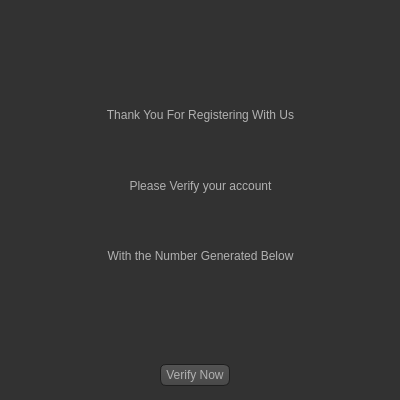
This is UI/Thank_You.ui in 1412kauti/ProjectHurricane as Qt 5 draws it before an edit. The edited form follows.
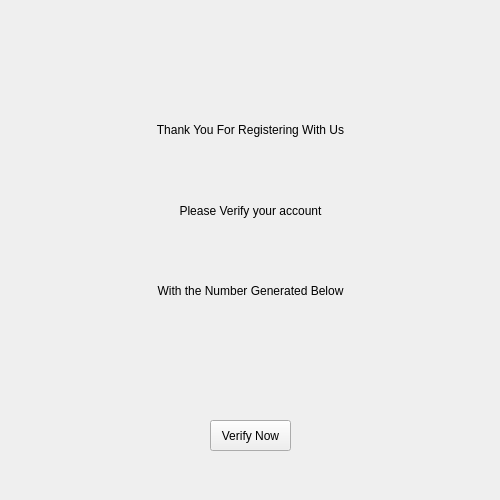
This is the edited form. Icons and pictures are not drawn.

```diff
--- a/UI/Thank_You.ui
+++ b/UI/Thank_You.ui
@@ -6,8 +6,8 @@
    <rect>
     <x>0</x>
     <y>0</y>
-    <width>400</width>
-    <height>400</height>
+    <width>500</width>
+    <height>500</height>
    </rect>
   </property>
   <property name="sizePolicy">
@@ -18,547 +18,29 @@
   </property>
   <property name="minimumSize">
    <size>
-    <width>400</width>
-    <height>400</height>
+    <width>500</width>
+    <height>500</height>
    </size>
   </property>
   <property name="maximumSize">
    <size>
-    <width>400</width>
-    <height>400</height>
+    <width>500</width>
+    <height>500</height>
    </size>
   </property>
   <property name="windowTitle">
    <string>Form</string>
   </property>
   <property name="styleSheet">
-   <string notr="true">QToolTip
-{
-     border: 1px solid black;
-     background-color: #ffa02f;
-     padding: 1px;
-     border-radius: 3px;
-     opacity: 100;
-}
-
-QWidget
-{
-    color: #b1b1b1;
-    background-color: #323232;
-}
-
-QTreeView, QListView
-{
-    background-color: silver;
-    margin-left: 5px;
-}
-
-QWidget:item:hover
-{
-    background-color: QLinearGradient( x1: 0, y1: 0, x2: 0, y2: 1, stop: 0 #ffa02f, stop: 1 #ca0619);
-    color: #000000;
-}
-
-QWidget:item:selected
-{
-    background-color: QLinearGradient( x1: 0, y1: 0, x2: 0, y2: 1, stop: 0 #ffa02f, stop: 1 #d7801a);
-}
-
-QMenuBar::item
-{
-    background: transparent;
-}
-
-QMenuBar::item:selected
-{
-    background: transparent;
-    border: 1px solid #ffaa00;
-}
-
-QMenuBar::item:pressed
-{
-    background: #444;
-    border: 1px solid #000;
-    background-color: QLinearGradient(
-        x1:0, y1:0,
-        x2:0, y2:1,
-        stop:1 #212121,
-        stop:0.4 #343434/*,
-        stop:0.2 #343434,
-        stop:0.1 #ffaa00*/
-    );
-    margin-bottom:-1px;
-    padding-bottom:1px;
-}
-
-QMenu
-{
-    border: 1px solid #000;
-}
-
-QMenu::item
-{
-    padding: 2px 20px 2px 20px;
-}
-
-QMenu::item:selected
-{
-    color: #000000;
-}
-
-QWidget:disabled
-{
-    color: #808080;
-    background-color: #323232;
-}
-
-QAbstractItemView
-{
-    background-color: QLinearGradient( x1: 0, y1: 0, x2: 0, y2: 1, stop: 0 #4d4d4d, stop: 0.1 #646464, stop: 1 #5d5d5d);
-}
-
-QWidget:focus
-{
-    /*border: 1px solid darkgray;*/
-}
-
-QLineEdit
-{
-    background-color: QLinearGradient( x1: 0, y1: 0, x2: 0, y2: 1, stop: 0 #4d4d4d, stop: 0 #646464, stop: 1 #5d5d5d);
-    padding: 1px;
-    border-style: solid;
-    border: 1px solid #1e1e1e;
-    border-radius: 5;
-}
-
-QPushButton
-{
-    color: #b1b1b1;
-    background-color: QLinearGradient( x1: 0, y1: 0, x2: 0, y2: 1, stop: 0 #565656, stop: 0.1 #525252, stop: 0.5 #4e4e4e, stop: 0.9 #4a4a4a, stop: 1 #464646);
-    border-width: 1px;
-    border-color: #1e1e1e;
-    border-style: solid;
-    border-radius: 6;
-    padding: 3px;
-    font-size: 12px;
-    padding-left: 5px;
-    padding-right: 5px;
-    min-width: 40px;
-}
-
-QPushButton:pressed
-{
-    background-color: QLinearGradient( x1: 0, y1: 0, x2: 0, y2: 1, stop: 0 #2d2d2d, stop: 0.1 #2b2b2b, stop: 0.5 #292929, stop: 0.9 #282828, stop: 1 #252525);
-}
-
-QComboBox
-{
-    selection-background-color: #ffaa00;
-    background-color: QLinearGradient( x1: 0, y1: 0, x2: 0, y2: 1, stop: 0 #565656, stop: 0.1 #525252, stop: 0.5 #4e4e4e, stop: 0.9 #4a4a4a, stop: 1 #464646);
-    border-style: solid;
-    border: 1px solid #1e1e1e;
-    border-radius: 5;
-}
-
-QComboBox:hover,QPushButton:hover
-{
-    border: 2px solid QLinearGradient( x1: 0, y1: 0, x2: 0, y2: 1, stop: 0 #ffa02f, stop: 1 #d7801a);
-}
-
-
-QComboBox:on
-{
-    padding-top: 3px;
-    padding-left: 4px;
-    background-color: QLinearGradient( x1: 0, y1: 0, x2: 0, y2: 1, stop: 0 #2d2d2d, stop: 0.1 #2b2b2b, stop: 0.5 #292929, stop: 0.9 #282828, stop: 1 #252525);
-    selection-background-color: #ffaa00;
-}
-
-QComboBox QAbstractItemView
-{
-    border: 2px solid darkgray;
-    selection-background-color: QLinearGradient( x1: 0, y1: 0, x2: 0, y2: 1, stop: 0 #ffa02f, stop: 1 #d7801a);
-}
-
-QComboBox::drop-down
-{
-     subcontrol-origin: padding;
-     subcontrol-position: top right;
-     width: 15px;
-
-     border-left-width: 0px;
-     border-left-color: darkgray;
-     border-left-style: solid; /* just a single line */
-     border-top-right-radius: 3px; /* same radius as the QComboBox */
-     border-bottom-right-radius: 3px;
- }
-
-QComboBox::down-arrow
-{
-     image: url(:/dark_orange/img/down_arrow.png);
-}
-
-QGroupBox
-{
-    border: 1px solid darkgray;
-    margin-top: 10px;
-}
-
-QGroupBox:focus
-{
-    border: 1px solid darkgray;
-}
-
-QTextEdit:focus
-{
-    border: 1px solid darkgray;
-}
-
-QScrollBar:horizontal {
-     border: 1px solid #222222;
-     background: QLinearGradient( x1: 0, y1: 0, x2: 0, y2: 1, stop: 0.0 #121212, stop: 0.2 #282828, stop: 1 #484848);
-     height: 7px;
-     margin: 0px 16px 0 16px;
-}
-
-QScrollBar::handle:horizontal
-{
-      background: QLinearGradient( x1: 0, y1: 0, x2: 1, y2: 0, stop: 0 #ffa02f, stop: 0.5 #d7801a, stop: 1 #ffa02f);
-      min-height: 20px;
-      border-radius: 2px;
-}
-
-QScrollBar::add-line:horizontal {
-      border: 1px solid #1b1b19;
-      border-radius: 2px;
-      background: QLinearGradient( x1: 0, y1: 0, x2: 1, y2: 0, stop: 0 #ffa02f, stop: 1 #d7801a);
-      width: 14px;
-      subcontrol-position: right;
-      subcontrol-origin: margin;
-}
-
-QScrollBar::sub-line:horizontal {
-      border: 1px solid #1b1b19;
-      border-radius: 2px;
-      background: QLinearGradient( x1: 0, y1: 0, x2: 1, y2: 0, stop: 0 #ffa02f, stop: 1 #d7801a);
-      width: 14px;
-     subcontrol-position: left;
-     subcontrol-origin: margin;
-}
-
-QScrollBar::right-arrow:horizontal, QScrollBar::left-arrow:horizontal
-{
-      border: 1px solid black;
-      width: 1px;
-      height: 1px;
-      background: white;
-}
-
-QScrollBar::add-page:horizontal, QScrollBar::sub-page:horizontal
-{
-      background: none;
-}
-
-QScrollBar:vertical
-{
-      background: QLinearGradient( x1: 0, y1: 0, x2: 1, y2: 0, stop: 0.0 #121212, stop: 0.2 #282828, stop: 1 #484848);
-      width: 7px;
-      margin: 16px 0 16px 0;
-      border: 1px solid #222222;
-}
-
-QScrollBar::handle:vertical
-{
-      background: QLinearGradient( x1: 0, y1: 0, x2: 0, y2: 1, stop: 0 #ffa02f, stop: 0.5 #d7801a, stop: 1 #ffa02f);
-      min-height: 20px;
-      border-radius: 2px;
-}
-
-QScrollBar::add-line:vertical
-{
-      border: 1px solid #1b1b19;
-      border-radius: 2px;
-      background: QLinearGradient( x1: 0, y1: 0, x2: 0, y2: 1, stop: 0 #ffa02f, stop: 1 #d7801a);
-      height: 14px;
-      subcontrol-position: bottom;
-      subcontrol-origin: margin;
-}
-
-QScrollBar::sub-line:vertical
-{
-      border: 1px solid #1b1b19;
-      border-radius: 2px;
-      background: QLinearGradient( x1: 0, y1: 0, x2: 0, y2: 1, stop: 0 #d7801a, stop: 1 #ffa02f);
-      height: 14px;
-      subcontrol-position: top;
-      subcontrol-origin: margin;
-}
-
-QScrollBar::up-arrow:vertical, QScrollBar::down-arrow:vertical
-{
-      border: 1px solid black;
-      width: 1px;
-      height: 1px;
-      background: white;
-}
-
-
-QScrollBar::add-page:vertical, QScrollBar::sub-page:vertical
-{
-      background: none;
-}
-
-QTextEdit
-{
-    background-color: #242424;
-}
-
-QPlainTextEdit
-{
-    background-color: #242424;
-}
-
-QHeaderView::section
-{
-    background-color: QLinearGradient(x1:0, y1:0, x2:0, y2:1, stop:0 #616161, stop: 0.5 #505050, stop: 0.6 #434343, stop:1 #656565);
-    color: white;
-    padding-left: 4px;
-    border: 1px solid #6c6c6c;
-}
-
-QCheckBox:disabled
-{
-color: #414141;
-}
-
-QDockWidget::title
-{
-    text-align: center;
-    spacing: 3px; /* spacing between items in the tool bar */
-    background-color: QLinearGradient(x1:0, y1:0, x2:0, y2:1, stop:0 #323232, stop: 0.5 #242424, stop:1 #323232);
-}
-
-QDockWidget::close-button, QDockWidget::float-button
-{
-    text-align: center;
-    spacing: 1px; /* spacing between items in the tool bar */
-    background-color: QLinearGradient(x1:0, y1:0, x2:0, y2:1, stop:0 #323232, stop: 0.5 #242424, stop:1 #323232);
-}
-
-QDockWidget::close-button:hover, QDockWidget::float-button:hover
-{
-    background: #242424;
-}
-
-QDockWidget::close-button:pressed, QDockWidget::float-button:pressed
-{
-    padding: 1px -1px -1px 1px;
-}
-
-QMainWindow::separator
-{
-    background-color: QLinearGradient(x1:0, y1:0, x2:0, y2:1, stop:0 #161616, stop: 0.5 #151515, stop: 0.6 #212121, stop:1 #343434);
-    color: white;
-    padding-left: 4px;
-    border: 1px solid #4c4c4c;
-    spacing: 3px; /* spacing between items in the tool bar */
-}
-
-QMainWindow::separator:hover
-{
-
-    background-color: QLinearGradient(x1:0, y1:0, x2:0, y2:1, stop:0 #d7801a, stop:0.5 #b56c17 stop:1 #ffa02f);
-    color: white;
-    padding-left: 4px;
-    border: 1px solid #6c6c6c;
-    spacing: 3px; /* spacing between items in the tool bar */
-}
-
-QToolBar::handle
-{
-     spacing: 3px; /* spacing between items in the tool bar */
-     background: url(:/dark_orange/img/handle.png);
-}
-
-QMenu::separator
-{
-    height: 2px;
-    background-color: QLinearGradient(x1:0, y1:0, x2:0, y2:1, stop:0 #161616, stop: 0.5 #151515, stop: 0.6 #212121, stop:1 #343434);
-    color: white;
-    padding-left: 4px;
-    margin-left: 10px;
-    margin-right: 5px;
-}
-
-QProgressBar
-{
-    border: 2px solid grey;
-    border-radius: 5px;
-    text-align: center;
-}
-
-QProgressBar::chunk
-{
-    background-color: #d7801a;
-    width: 2.15px;
-    margin: 0.5px;
-}
-
-QTabBar::tab {
-    color: #b1b1b1;
-    border: 1px solid #444;
-    border-bottom-style: none;
-    background-color: #323232;
-    padding-left: 10px;
-    padding-right: 10px;
-    padding-top: 3px;
-    padding-bottom: 2px;
-    margin-right: -1px;
-}
-
-QTabWidget::pane {
-    border: 1px solid #444;
-    top: 1px;
-}
-
-QTabBar::tab:last
-{
-    margin-right: 0; /* the last selected tab has nothing to overlap with on the right */
-    border-top-right-radius: 3px;
-}
-
-QTabBar::tab:first:!selected
-{
- margin-left: 0px; /* the last selected tab has nothing to overlap with on the right */
-
-
-    border-top-left-radius: 3px;
-}
-
-QTabBar::tab:!selected
-{
-    color: #b1b1b1;
-    border-bottom-style: solid;
-    margin-top: 3px;
-    background-color: QLinearGradient(x1:0, y1:0, x2:0, y2:1, stop:1 #212121, stop:.4 #343434);
-}
-
-QTabBar::tab:selected
-{
-    border-top-left-radius: 3px;
-    border-top-right-radius: 3px;
-    margin-bottom: 0px;
-}
-
-QTabBar::tab:!selected:hover
-{
-    /*border-top: 2px solid #ffaa00;
-    padding-bottom: 3px;*/
-    border-top-left-radius: 3px;
-    border-top-right-radius: 3px;
-    background-color: QLinearGradient(x1:0, y1:0, x2:0, y2:1, stop:1 #212121, stop:0.4 #343434, stop:0.2 #343434, stop:0.1 #ffaa00);
-}
-
-QRadioButton::indicator:checked, QRadioButton::indicator:unchecked{
-    color: #b1b1b1;
-    background-color: #323232;
-    border: 1px solid #b1b1b1;
-    border-radius: 6px;
-}
-
-QRadioButton::indicator:checked
-{
-    background-color: qradialgradient(
-        cx: 0.5, cy: 0.5,
-        fx: 0.5, fy: 0.5,
-        radius: 1.0,
-        stop: 0.25 #ffaa00,
-        stop: 0.3 #323232
-    );
-}
-
-QCheckBox::indicator{
-    color: #b1b1b1;
-    background-color: #323232;
-    border: 1px solid #b1b1b1;
-    width: 9px;
-    height: 9px;
-}
-
-QRadioButton::indicator
-{
-    border-radius: 6px;
-}
-
-QRadioButton::indicator:hover, QCheckBox::indicator:hover
-{
-    border: 1px solid #ffaa00;
-}
-
-QCheckBox::indicator:checked
-{
-    image:url(:/dark_orange/img/checkbox.png);
-}
-
-QCheckBox::indicator:disabled, QRadioButton::indicator:disabled
-{
-    border: 1px solid #444;
-}
-
-
-QSlider::groove:horizontal {
-    border: 1px solid #3A3939;
-    height: 8px;
-    background: #201F1F;
-    margin: 2px 0;
-    border-radius: 2px;
-}
-
-QSlider::handle:horizontal {
-    background: QLinearGradient( x1: 0, y1: 0, x2: 0, y2: 1,
-      stop: 0.0 silver, stop: 0.2 #a8a8a8, stop: 1 #727272);
-    border: 1px solid #3A3939;
-    width: 14px;
-    height: 14px;
-    margin: -4px 0;
-    border-radius: 2px;
-}
-
-QSlider::groove:vertical {
-    border: 1px solid #3A3939;
-    width: 8px;
-    background: #201F1F;
-    margin: 0 0px;
-    border-radius: 2px;
-}
-
-QSlider::handle:vertical {
-    background: QLinearGradient( x1: 0, y1: 0, x2: 0, y2: 1, stop: 0.0 silver,
-      stop: 0.2 #a8a8a8, stop: 1 #727272);
-    border: 1px solid #3A3939;
-    width: 14px;
-    height: 14px;
-    margin: 0 -4px;
-    border-radius: 2px;
-}
-
-QAbstractSpinBox {
-    padding-top: 2px;
-    padding-bottom: 2px;
-    border: 1px solid darkgray;
-
-    border-radius: 2px;
-    min-width: 50px;
-}
-</string>
+   <string notr="true"/>
   </property>
   <widget class="QWidget" name="verticalLayoutWidget">
    <property name="geometry">
     <rect>
      <x>10</x>
      <y>10</y>
-     <width>381</width>
-     <height>351</height>
+     <width>481</width>
+     <height>401</height>
     </rect>
    </property>
    <layout class="QVBoxLayout" name="verticalLayout_3">
@@ -623,8 +105,8 @@
   <widget class="QWidget" name="verticalLayoutWidget_2">
    <property name="geometry">
     <rect>
-     <x>160</x>
-     <y>360</y>
+     <x>210</x>
+     <y>420</y>
      <width>81</width>
      <height>31</height>
     </rect>
@@ -633,7 +115,7 @@
     <item>
      <widget class="QPushButton" name="Verify_Now">
       <property name="sizePolicy">
-       <sizepolicy hsizetype="Maximum" vsizetype="Maximum">
+       <sizepolicy hsizetype="Minimum" vsizetype="Preferred">
         <horstretch>0</horstretch>
         <verstretch>0</verstretch>
        </sizepolicy>
```
